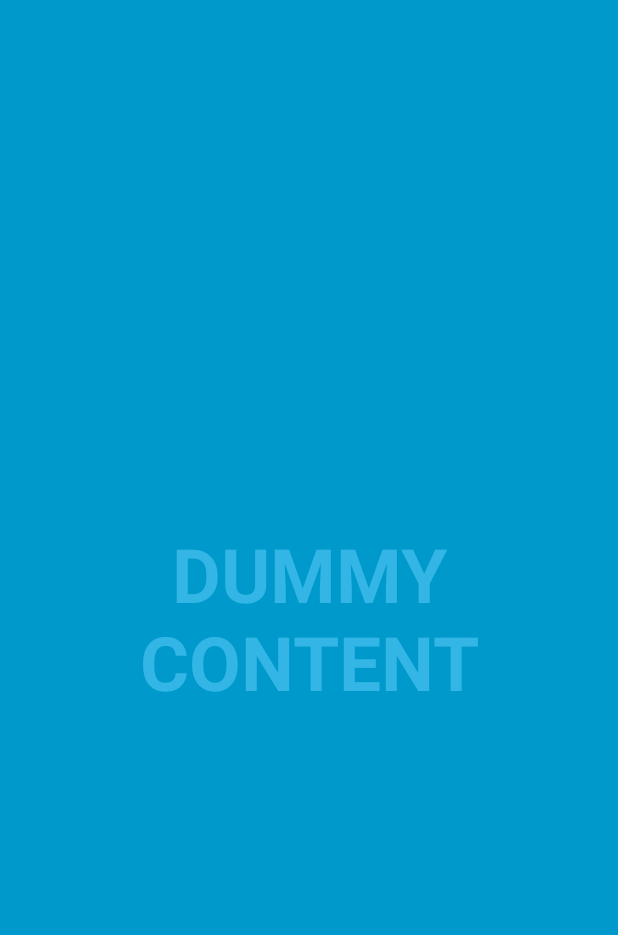
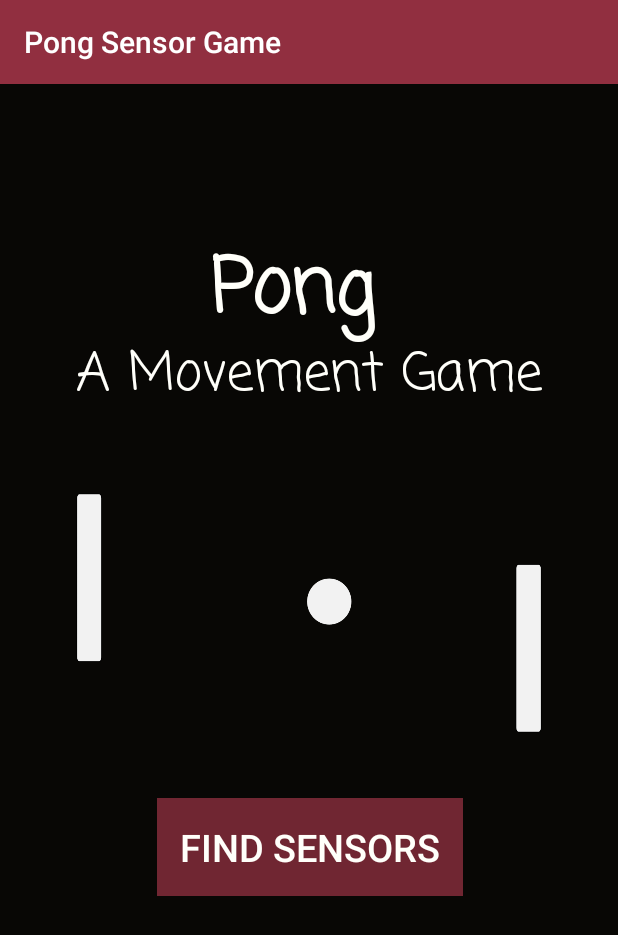
Before and after one commit to julianspaeth/pong-sensor, an Android app: the screen it shows after launch (FullscreenActivity), on a phone screen of 412 x 824 dp. Shown: the top 935 px of the screen. Run offline under Robolectric (Android 15) with nearby library versions, the phone set to English and light mode, and no system bars.

Commit message:
Solve bugs

```diff
--- a/app/build.gradle
+++ b/app/build.gradle
@@ -25,4 +25,5 @@ dependencies {
     testImplementation 'junit:junit:4.12'
     androidTestImplementation 'com.android.support.test:runner:1.0.2'
     androidTestImplementation 'com.android.support.test.espresso:espresso-core:3.0.2'
+    implementation 'com.android.support.constraint:constraint-layout:1.1.3'
 }
--- a/app/src/main/AndroidManifest.xml
+++ b/app/src/main/AndroidManifest.xml
@@ -13,6 +13,7 @@
             android:name=".FullscreenActivity"
             android:configChanges="orientation|keyboardHidden|screenSize"
             android:label="@string/app_name"
+            android:screenOrientation="portrait"
             android:theme="@style/FullscreenTheme">
             <intent-filter>
                 <action android:name="android.intent.action.MAIN" />
--- a/app/src/main/java/com/freelancer/spaethju/pongsensorgame/FullscreenActivity.java
+++ b/app/src/main/java/com/freelancer/spaethju/pongsensorgame/FullscreenActivity.java
@@ -65,7 +65,7 @@ public class FullscreenActivity extends AppCompatActivity {
     private final Runnable mHideRunnable = new Runnable() {
         @Override
         public void run() {
-            hide();
+           // hide();
         }
     };
     /**
@@ -90,22 +90,22 @@ public class FullscreenActivity extends AppCompatActivity {
         setContentView(R.layout.activity_fullscreen);
 
         mVisible = true;
-        mControlsView = findViewById(R.id.fullscreen_content_controls);
-        mContentView = findViewById(R.id.fullscreen_content);
+        //mControlsView = findViewById(R.id.fullscreen_content_controls);
+        //mContentView = findViewById(R.id.fullscreen_content);
 
 
         // Set up the user interaction to manually show or hide the system UI.
-        mContentView.setOnClickListener(new View.OnClickListener() {
-            @Override
-            public void onClick(View view) {
-                toggle();
-            }
-        });
+//        mContentView.setOnClickListener(new View.OnClickListener() {
+//            @Override
+//            public void onClick(View view) {
+//                toggle();
+//            }
+//        });
 
         // Upon interacting with UI controls, delay any scheduled hide()
         // operations to prevent the jarring behavior of controls going away
         // while interacting with the UI.
-        findViewById(R.id.dummy_button).setOnTouchListener(mDelayHideTouchListener);
+        //findViewById(R.id.dummy_button).setOnTouchListener(mDelayHideTouchListener);
     }
 
     @Override
--- a/app/src/main/res/layout/activity_fullscreen.xml
+++ b/app/src/main/res/layout/activity_fullscreen.xml
@@ -1,51 +1,87 @@
 <?xml version="1.0" encoding="utf-8"?>
-<FrameLayout xmlns:android="http://schemas.android.com/apk/res/android"
+<android.support.constraint.ConstraintLayout xmlns:android="http://schemas.android.com/apk/res/android"
+    xmlns:app="http://schemas.android.com/apk/res-auto"
     xmlns:tools="http://schemas.android.com/tools"
+    android:id="@+id/mainLayout"
     android:layout_width="match_parent"
     android:layout_height="match_parent"
-    android:background="#0099cc"
+    android:background="@color/black"
     tools:context=".FullscreenActivity">
 
     <!-- The primary full-screen view. This can be replaced with whatever view
          is needed to present your content, e.g. VideoView, SurfaceView,
          TextureView, etc. -->
+
+    <ImageView
+        android:id="@+id/image_pong"
+        android:layout_width="wrap_content"
+        android:layout_height="249dp"
+        android:layout_marginTop="228dp"
+        android:contentDescription="@string/description_image_pong"
+        android:paddingLeft="50dp"
+        android:paddingRight="50dp"
+        app:layout_constraintEnd_toEndOf="parent"
+        app:layout_constraintHorizontal_bias="0.0"
+        app:layout_constraintStart_toStartOf="parent"
+        app:layout_constraintTop_toTopOf="parent"
+        app:srcCompat="@drawable/pong" />
+
     <TextView
-        android:id="@+id/fullscreen_content"
-        android:layout_width="match_parent"
-        android:layout_height="match_parent"
+        android:id="@+id/title"
+        android:layout_width="wrap_content"
+        android:layout_height="wrap_content"
+        android:layout_marginStart="133dp"
+        android:layout_marginTop="100dp"
+        android:layout_marginEnd="162dp"
+        android:fontFamily="casual"
         android:gravity="center"
         android:keepScreenOn="true"
-        android:text="@string/dummy_content"
-        android:textColor="#33b5e5"
+        android:text="@string/title"
+        android:textColor="@color/white"
         android:textSize="50sp"
-        android:textStyle="bold" />
+        android:textStyle="bold"
+        app:layout_constraintEnd_toEndOf="parent"
+        app:layout_constraintHorizontal_bias="0.965"
+        app:layout_constraintStart_toEndOf="@+id/button_scan"
+        app:layout_constraintStart_toStartOf="parent"
+        app:layout_constraintTop_toTopOf="parent" />
+
+    <TextView
+        android:id="@+id/subtitle"
+        android:layout_width="wrap_content"
+        android:layout_height="wrap_content"
+        android:layout_marginStart="55dp"
+        android:layout_marginTop="167dp"
+        android:layout_marginEnd="55dp"
+        android:fontFamily="casual"
+        android:gravity="center"
+        android:keepScreenOn="true"
+        android:text="@string/subtitle"
+        android:textColor="@color/white"
+        android:textSize="35sp"
+        app:layout_constraintEnd_toEndOf="parent"
+        app:layout_constraintHorizontal_bias="0.5"
+        app:layout_constraintStart_toStartOf="parent"
+        app:layout_constraintTop_toTopOf="parent" />
+
+    <Button
+        android:id="@+id/button_scan"
+        style="?metaButtonBarButtonStyle"
+        android:layout_width="wrap_content"
+        android:layout_height="wrap_content"
+        android:layout_marginStart="127dp"
+        android:layout_marginTop="476dp"
+        android:layout_marginEnd="128dp"
+        android:background="@color/red_dark"
+        android:padding="15dp"
+        android:text="@string/button_scan"
+        android:textSize="25sp"
+        app:layout_constraintEnd_toEndOf="parent"
+        app:layout_constraintHorizontal_bias="0.488"
+        app:layout_constraintStart_toStartOf="parent"
+        app:layout_constraintTop_toTopOf="parent" />
 
     <!-- This FrameLayout insets its children based on system windows using
          android:fitsSystemWindows. -->
-    <FrameLayout
-        android:layout_width="match_parent"
-        android:layout_height="match_parent"
-        android:fitsSystemWindows="true">
 
-        <LinearLayout
-            android:id="@+id/fullscreen_content_controls"
-            style="?metaButtonBarStyle"
-            android:layout_width="match_parent"
-            android:layout_height="wrap_content"
-            android:layout_gravity="bottom|center_horizontal"
-            android:background="@color/black_overlay"
-            android:orientation="horizontal"
-            tools:ignore="UselessParent">
-
-            <Button
-                android:id="@+id/dummy_button"
-                style="?metaButtonBarButtonStyle"
-                android:layout_width="0dp"
-                android:layout_height="wrap_content"
-                android:layout_weight="1"
-                android:text="@string/dummy_button" />
-
-        </LinearLayout>
-    </FrameLayout>
-
-</FrameLayout>
+</android.support.constraint.ConstraintLayout>
--- a/app/src/main/res/values/colors.xml
+++ b/app/src/main/res/values/colors.xml
@@ -1,8 +1,7 @@
 <?xml version="1.0" encoding="utf-8"?>
 <resources>
-    <color name="colorPrimary">#008577</color>
-    <color name="colorPrimaryDark">#00574B</color>
-    <color name="colorAccent">#D81B60</color>
-
-    <color name="black_overlay">#66000000</color>
+    <color name="red_light">#912F40</color>
+    <color name="red_dark">#702632</color>
+    <color name="white">#FFFFFA</color>
+    <color name="black">#080705</color>
 </resources>
--- a/app/src/main/res/values/strings.xml
+++ b/app/src/main/res/values/strings.xml
@@ -1,6 +1,8 @@
 <resources>
     <string name="app_name">Pong Sensor Game</string>
 
-    <string name="dummy_button">Dummy Button</string>
-    <string name="dummy_content">DUMMY\nCONTENT</string>
+    <string name="button_scan">Find Sensors</string>
+    <string name="title">Pong</string>
+    <string name="subtitle">A Movement Game</string>
+    <string name="description_image_pong">Pong Image</string>
 </resources>
--- a/app/src/main/res/values/styles.xml
+++ b/app/src/main/res/values/styles.xml
@@ -3,9 +3,9 @@
     <!-- Base application theme. -->
     <style name="AppTheme" parent="Theme.AppCompat.Light.DarkActionBar">
         <!-- Customize your theme here. -->
-        <item name="colorPrimary">@color/colorPrimary</item>
-        <item name="colorPrimaryDark">@color/colorPrimaryDark</item>
-        <item name="colorAccent">@color/colorAccent</item>
+        <item name="colorPrimary">@color/red_light</item>
+        <item name="colorPrimaryDark">@color/red_dark</item>
+        <item name="colorAccent">@color/white</item>
     </style>
 
     <style name="FullscreenTheme" parent="AppTheme">
@@ -17,7 +17,7 @@
     </style>
 
     <style name="FullscreenActionBarStyle" parent="Widget.AppCompat.ActionBar">
-        <item name="android:background">@color/black_overlay</item>
+        <item name="android:background">@color/black</item>
     </style>
 
 </resources>
```
Also changed, not shown: app/src/main/res/drawable/pong.png.
